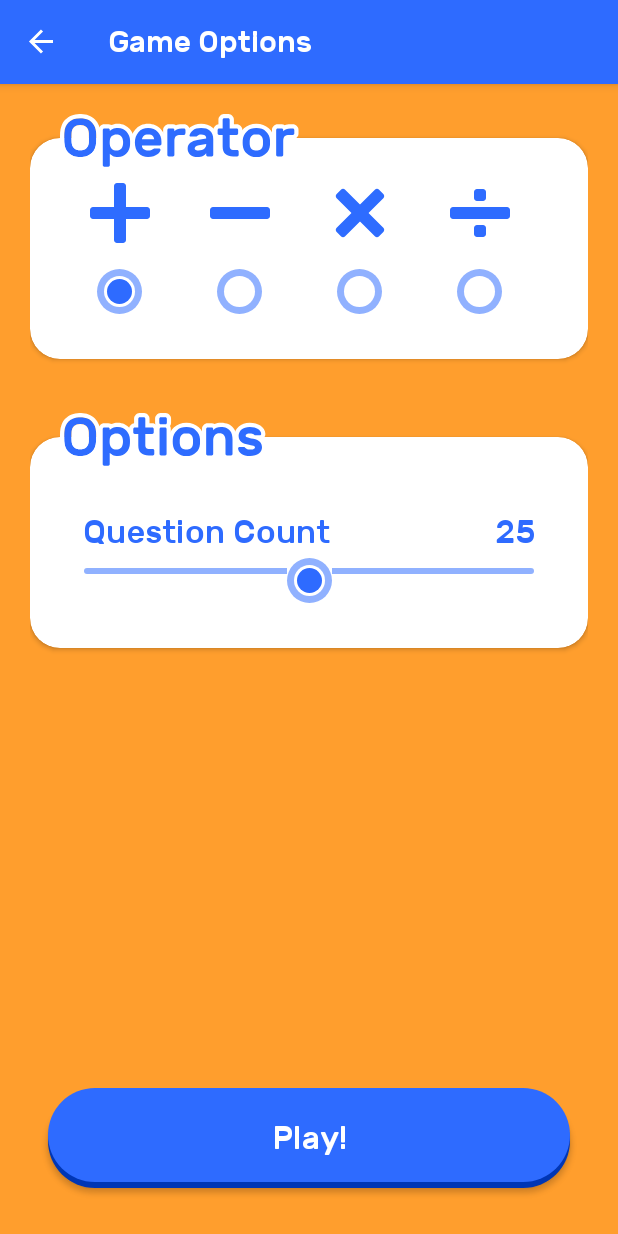
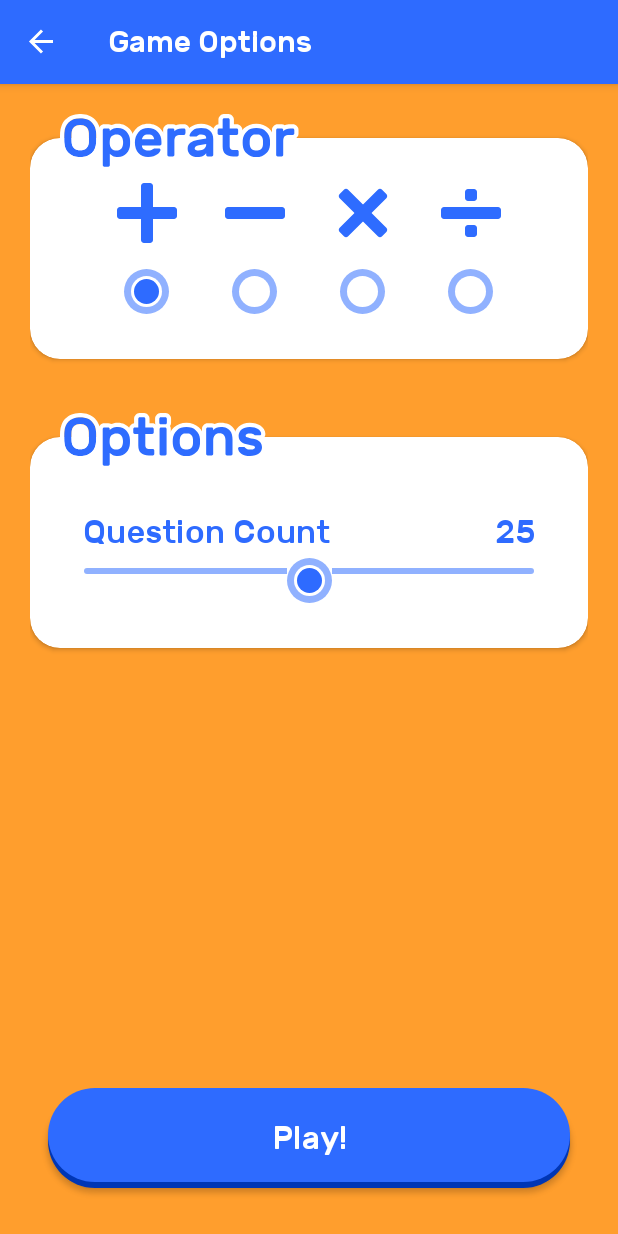
Before and after one commit to chrisolsen/mathops_android, an Android app: the GameOptionsFragment screen opened through its navigation route, on a phone screen of 412 x 824 dp. Run offline under Robolectric (Android 15) with nearby library versions, the phone set to English and light mode, and no system bars; our stand-ins replace data binding, navigation-ui.

Commit message:
minor fixes

```diff
--- a/app/src/main/java/org/chrisolsen/mathops/views/game/GameFragment.kt
+++ b/app/src/main/java/org/chrisolsen/mathops/views/game/GameFragment.kt
@@ -16,6 +16,7 @@ import org.chrisolsen.mathops.databinding.GameFragmentBinding
 
 class GameFragment : Fragment() {
 
+    private var answerAnimation: AnimatorSet? = null
     private lateinit var viewModel: GameViewModel
     private lateinit var binding: GameFragmentBinding
     private var questionsAsked = 0
@@ -67,7 +68,10 @@ class GameFragment : Fragment() {
         val scaleY = ObjectAnimator.ofFloat(view, View.SCALE_Y, 5.0f).apply { duration = 1000 }
         val resetScaleX = ObjectAnimator.ofFloat(view, View.SCALE_X, 1.0f).apply { duration = 0 }
         val resetScaleY = ObjectAnimator.ofFloat(view, View.SCALE_Y, 1.0f).apply { duration = 0 }
-        AnimatorSet().apply {
+        answerAnimation?.run {
+            end()
+        }
+        answerAnimation = AnimatorSet().apply {
             play(fadeIn).with(scaleX).with(scaleY)
             play(fadeOut).after(fadeIn)
             play(resetScaleX).with(resetScaleY).after(fadeOut)
--- a/app/src/main/res/layout/game_options_fragment.xml
+++ b/app/src/main/res/layout/game_options_fragment.xml
@@ -54,6 +54,7 @@
                 <RadioGroup
                     android:layout_width="match_parent"
                     android:layout_height="wrap_content"
+                    android:gravity="center"
                     android:orientation="horizontal">
 
                     <RadioButton
--- a/app/src/main/res/values/styles.xml
+++ b/app/src/main/res/values/styles.xml
@@ -28,8 +28,8 @@
         <item name="android:background">@null</item>
         <item name="android:button">@null</item>
         <item name="android:drawableBottom">@drawable/radiobutton</item>
-        <item name="android:layout_marginLeft">20dp</item>
-        <item name="android:layout_marginRight">20dp</item>
+        <item name="android:layout_marginLeft">16dp</item>
+        <item name="android:layout_marginRight">16dp</item>
     </style>
 
     <style name="AppTheme.Button" parent="TextAppearance.AppCompat.Large">
```
Also changed, not shown: 1 other file.
